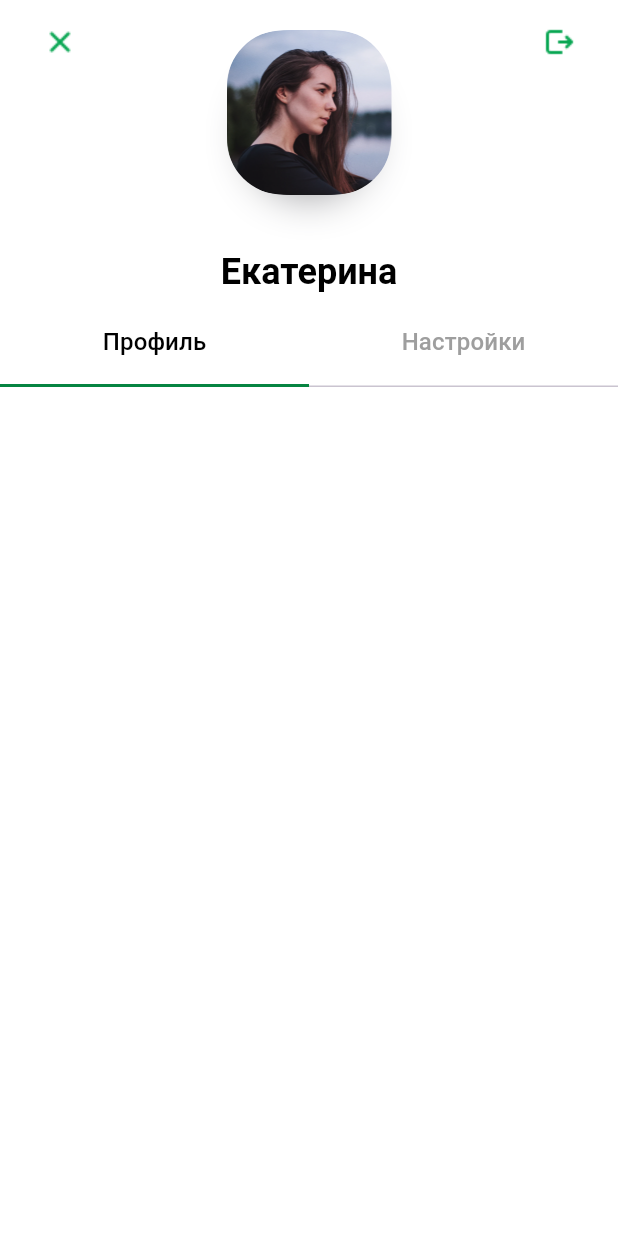
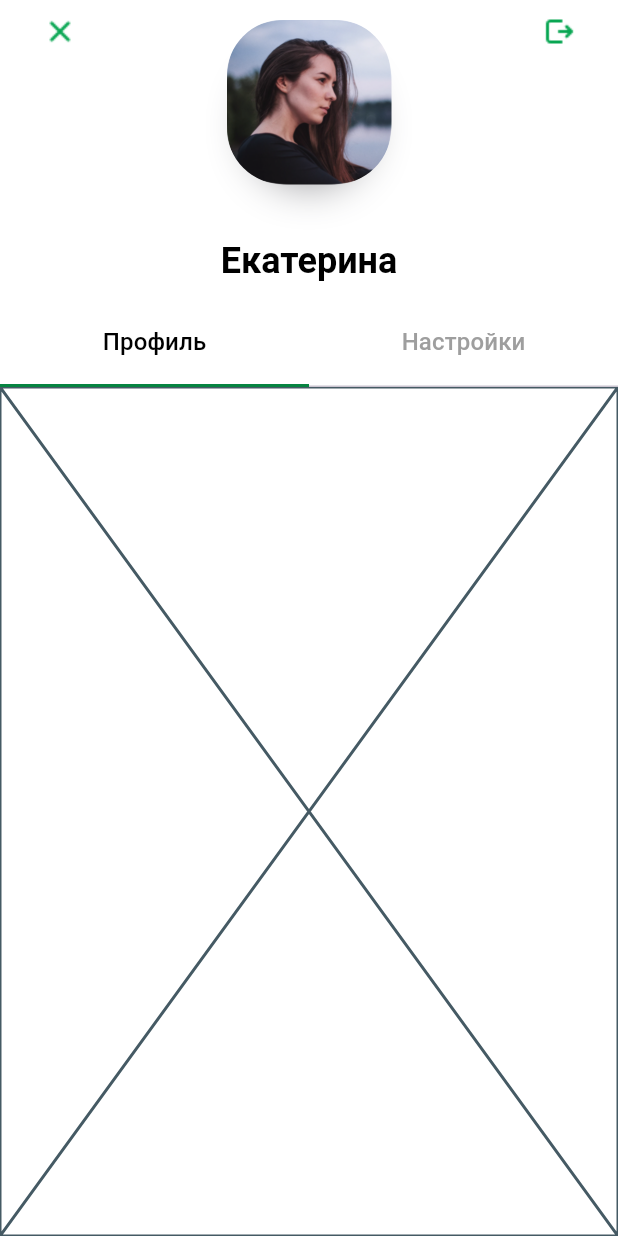
Before and after one commit to RyndyukDanila/SberScreen, a Flutter app: the screen it shows after launch, on a phone screen of 412 x 824 dp. Run offline on Flutter 3.47's test engine with Material 3 defaults, Android fonts, the phone set to English and light mode, and no system bars; Roboto replaces fonts that are missing (SF Pro Display, SF Pro Text).

Commit message:
Add UIText, TextStyles and configure project

```diff
--- a/lib/app_bar/app_bar_profile.dart
+++ b/lib/app_bar/app_bar_profile.dart
@@ -1,6 +1,7 @@
 import 'package:flutter/material.dart';
 import 'package:sber_screen/app_bar/profile_image.dart';
 import 'package:sber_screen/model/profile.dart';
+import 'package:sber_screen/static/text_styles.dart';
 
 class AppBarProfile extends StatelessWidget {
   final Profile profile;
@@ -14,18 +15,13 @@ class AppBarProfile extends StatelessWidget {
   Widget build(BuildContext context) {
     return Column(
       children: [
-        Divider(),
+        const Divider(),
         ProfileImage(image: profile.image),
-        Padding(
-          padding: EdgeInsets.only(top: 36),
+        const Padding(
+          padding: EdgeInsets.only(top: 36, bottom: 14),
           child: Text(
             'Екатерина',
-            style: TextStyle(
-              color: Colors.black,
-              fontSize: 24,
-              fontFamily: 'SF Pro Display',
-              fontWeight: FontWeight.w700,
-            ),
+            style: TextStyles.profileName,
           ),
         ),
       ],
--- a/lib/home_page.dart
+++ /dev/null
@@ -1,91 +0,0 @@
-import 'package:flutter/material.dart';
-import 'package:sber_screen/app_bar/app_bar_profile.dart';
-import 'package:sber_screen/model/profile.dart';
-import 'package:sber_screen/static/custom_icons.dart';
-
-class HomePage extends StatefulWidget {
-  final Profile profile;
-
-  const HomePage({
-    super.key,
-    required this.profile,
-  });
-
-  @override
-  State<HomePage> createState() => _HomePageState();
-}
-
-class _HomePageState extends State<HomePage> with SingleTickerProviderStateMixin {
-  late final TabController _tabController;
-
-  @override
-  void initState() {
-    super.initState();
-    _tabController = TabController(length: 2, vsync: this);
-  }
-
-  @override
-  Widget build(BuildContext context) {
-    return Scaffold(
-      backgroundColor: Colors.white,
-      body: NestedScrollView(
-        headerSliverBuilder: (BuildContext context, bool innerBoxIsScrolled) {
-          return <Widget>[
-            SliverAppBar(
-              backgroundColor: Colors.white,
-              surfaceTintColor: Colors.white,
-              toolbarHeight: 200,
-              title: Row(
-                mainAxisAlignment: MainAxisAlignment.spaceBetween,
-                crossAxisAlignment: CrossAxisAlignment.start,
-                children: [
-                  IconButton(
-                    onPressed: () {},
-                    icon: const Image(image: CustomIcons.close),
-                  ),
-                  AppBarProfile(profile: profile),
-                  IconButton(
-                    onPressed: () {},
-                    icon: const Image(image: CustomIcons.arrowForward),
-                  ),
-                ],
-              ),
-              pinned: true,
-              floating: true,
-              forceElevated: innerBoxIsScrolled,
-              bottom: TabBar(
-                labelColor: Colors.black,
-                unselectedLabelColor: Colors.grey,
-                labelStyle: const TextStyle(
-                  fontSize: 16,
-                  fontFamily: 'SF Pro Text',
-                  fontWeight: FontWeight.w500,
-                ),
-                indicatorSize: TabBarIndicatorSize.tab,
-                indicatorColor: const Color(0xFF068441),
-                tabs: const <Tab>[
-                  Tab(
-                    text: 'Профиль',
-                    height: 56,
-                  ),
-                  Tab(
-                    text: 'Настройки',
-                    height: 56,
-                  ),
-                ],
-                controller: _tabController,
-              ),
-            ),
-          ];
-        },
-        body: TabBarView(
-          controller: _tabController,
-          children: <Widget>[
-            Text(''),
-            Text(''),
-          ],
-        ),
-      ),
-    );
-  }
-}
--- /dev/null
+++ b/lib/home_screen.dart
@@ -0,0 +1,52 @@
+import 'package:flutter/material.dart';
+import 'package:sber_screen/app_bar/custom_app_bar.dart';
+import 'package:sber_screen/model/profile.dart';
+import 'package:sber_screen/pages/profile_page.dart';
+import 'package:sber_screen/pages/settings_page.dart';
+
+class HomeScreen extends StatefulWidget {
+  final Profile profile;
+
+  const HomeScreen({
+    super.key,
+    required this.profile,
+  });
+
+  @override
+  State<HomeScreen> createState() => _HomeScreenState();
+}
+
+class _HomeScreenState extends State<HomeScreen> with SingleTickerProviderStateMixin {
+  late final TabController _tabController;
+
+  @override
+  void initState() {
+    super.initState();
+    _tabController = TabController(length: 2, vsync: this);
+  }
+
+  @override
+  Widget build(BuildContext context) {
+    return Scaffold(
+      backgroundColor: Colors.white,
+      body: NestedScrollView(
+        headerSliverBuilder: (BuildContext context, bool innerBoxIsScrolled) {
+          return <Widget>[
+            CustomAppBar(
+              profile: widget.profile,
+              tabController: _tabController,
+              innerBoxIsScrolled: innerBoxIsScrolled,
+            ),
+          ];
+        },
+        body: TabBarView(
+          controller: _tabController,
+          children: const <Widget>[
+            ProfilePage(),
+            SettingsPage(),
+          ],
+        ),
+      ),
+    );
+  }
+}
--- a/lib/main.dart
+++ b/lib/main.dart
@@ -1,5 +1,5 @@
 import 'package:flutter/material.dart';
-import 'package:sber_screen/home_page.dart';
+import 'package:sber_screen/home_screen.dart';
 import 'package:sber_screen/model/profile.dart';
 
 void main() {
@@ -9,11 +9,13 @@ void main() {
 class MainApp extends StatelessWidget {
   const MainApp({super.key});
 
+  final Profile profile = const Profile(name: 'Екатерина', image: 'assets/images/user_image.png');
+
   @override
   Widget build(BuildContext context) {
     return MaterialApp(
       debugShowCheckedModeBanner: false,
-      home: HomePage(profile: profile),
+      home: HomeScreen(profile: profile),
     );
   }
 }
--- a/lib/model/profile.dart
+++ b/lib/model/profile.dart
@@ -1,5 +1,3 @@
-Profile profile = const Profile(name: 'Екатерина', image: 'assets/images/user_image.png');
-
 class Profile {
   final String name;
   final String image;
--- /dev/null
+++ b/lib/pages/profile_page.dart
@@ -0,0 +1,10 @@
+import 'package:flutter/material.dart';
+
+class ProfilePage extends StatelessWidget {
+  const ProfilePage({super.key});
+
+  @override
+  Widget build(BuildContext context) {
+    return const Placeholder();
+  }
+}
--- /dev/null
+++ b/lib/static/text_styles.dart
@@ -0,0 +1,15 @@
+import 'package:flutter/material.dart';
+
+sealed class TextStyles {
+  static const TextStyle profileName = TextStyle(
+    color: Colors.black,
+    fontSize: 24,
+    fontFamily: 'SF Pro Display',
+    fontWeight: FontWeight.w700,
+  );
+  static const TextStyle tabLabel = TextStyle(
+    fontSize: 16,
+    fontFamily: 'SF Pro Text',
+    fontWeight: FontWeight.w500,
+  );
+}
```
Also changed, not shown: lib/app_bar/custom_app_bar.dart (added, +66 -0 lines), lib/model/card_text.dart (added, +11 -0 lines), lib/model/operation.dart (added, +9 -0 lines), lib/pages/settings_page.dart (added, +10 -0 lines), lib/static/ui_text.dart (added, +31 -0 lines), lib/static/UIText.dart (deleted).
